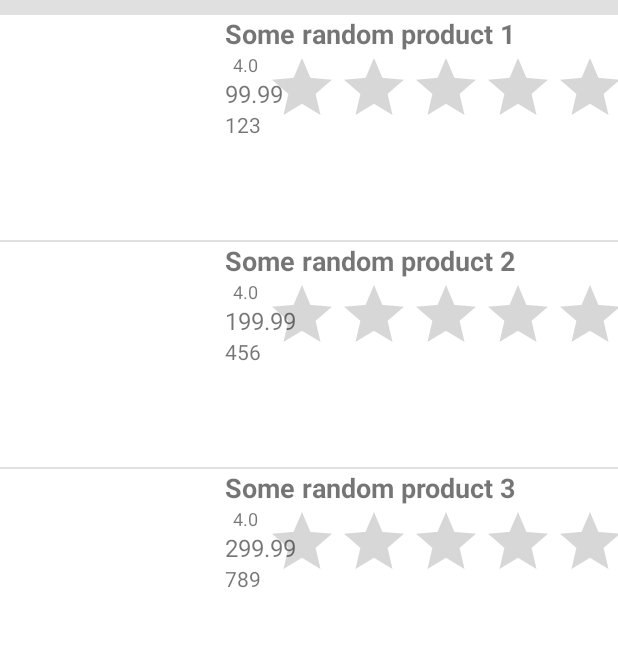
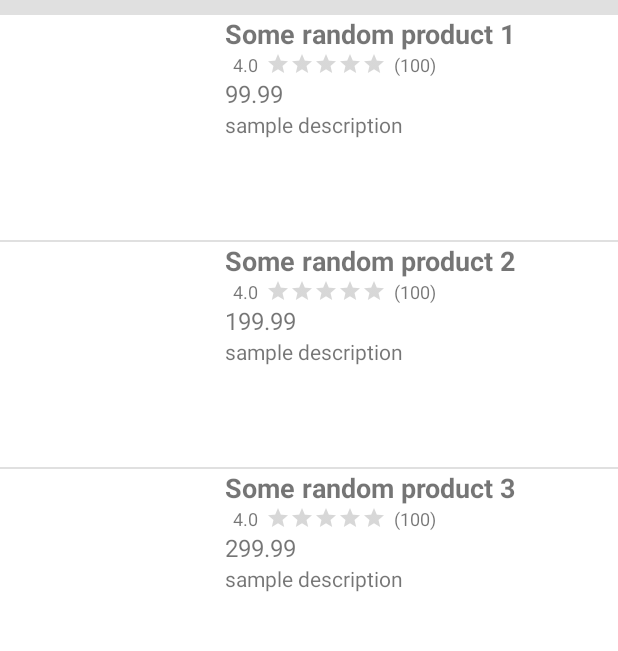
Before and after one commit to nilaymitash/ProductListApp, an Android app: the SearchProductActivity screen opened directly, with no data from a screen before it, on a phone screen of 412 x 824 dp, the part 166-817 px from its top. Run offline under Robolectric (Android 15) with nearby library versions, the phone set to English and light mode, and no system bars.

Commit message:
final product list and product views

```diff
--- a/app/src/main/java/com/example/productlistapp/activity/SearchProductActivity.java
+++ b/app/src/main/java/com/example/productlistapp/activity/SearchProductActivity.java
@@ -36,7 +36,7 @@ public class SearchProductActivity extends AppCompatActivity {
             }
         });
 
-        ProductListAdapter adapter = new ProductListAdapter(SearchProductActivity.this, fetchProductList());
+        ProductListAdapter adapter = new ProductListAdapter(SearchProductActivity.this, populateDemoProductList());
         mProductListView.setAdapter(adapter);
         mProductListView.setOnItemClickListener(new AdapterView.OnItemClickListener() {
             @Override
@@ -50,23 +50,26 @@ public class SearchProductActivity extends AppCompatActivity {
         });
     }
 
-    private ArrayList<Product> fetchProductList() {
+    private ArrayList<Product> populateDemoProductList() {
         ArrayList<Product> productList = new ArrayList<>();
 
         Product p1 = new Product();
         p1.setSku(123L);
-        p1.setItem_title("Some random product 1");
-        p1.setRetail_price(new BigDecimal("99.99"));
+        p1.setTitle("Some random product 1");
+        p1.setPrice(new BigDecimal("99.99"));
+        p1.setDescription("sample description");
 
         Product p2 = new Product();
         p2.setSku(456L);
-        p2.setItem_title("Some random product 2");
-        p2.setRetail_price(new BigDecimal("199.99"));
+        p2.setTitle("Some random product 2");
+        p2.setPrice(new BigDecimal("199.99"));
+        p2.setDescription("sample description");
 
         Product p3 = new Product();
         p3.setSku(789L);
-        p3.setItem_title("Some random product 3");
-        p3.setRetail_price(new BigDecimal("299.99"));
+        p3.setTitle("Some random product 3");
+        p3.setPrice(new BigDecimal("299.99"));
+        p3.setDescription("sample description");
 
         productList.add(p1);
         productList.add(p2);
--- a/app/src/main/java/com/example/productlistapp/model/Product.java
+++ b/app/src/main/java/com/example/productlistapp/model/Product.java
@@ -3,29 +3,16 @@ package com.example.productlistapp.model;
 import java.io.Serializable;
 import java.math.BigDecimal;
 import java.util.ArrayList;
+import java.util.List;
 
 public class Product implements Serializable {
 
     private long sku;
-    private String item_title;
-    private String primary_image;
-    private BigDecimal retail_price;
-    private ArrayList<String> fun_tags;
-    private ArrayList<String> item_characteristics;
-    private Feedback feedback;
-
-    public Product(long sku, String item_title, String primary_image, BigDecimal retail_price, ArrayList<String> fun_tags, ArrayList<String> item_characteristics, Feedback feedback) {
-        this.sku = sku;
-        this.item_title = item_title;
-        this.primary_image = primary_image;
-        this.retail_price = retail_price;
-        this.fun_tags = fun_tags;
-        this.item_characteristics = item_characteristics;
-        this.feedback = feedback;
-    }
-
-    public Product() {
-    }
+    private String title;
+    private String imgSrc;
+    private BigDecimal price;
+    private String description;
+    private List<Feedback> feedback;
 
     public long getSku() {
         return sku;
@@ -35,51 +22,43 @@ public class Product implements Serializable {
         this.sku = sku;
     }
 
-    public String getItem_title() {
-        return item_title;
+    public String getTitle() {
+        return title;
     }
 
-    public void setItem_title(String item_title) {
-        this.item_title = item_title;
+    public void setTitle(String title) {
+        this.title = title;
     }
 
-    public String getPrimary_image() {
-        return primary_image;
+    public String getImgSrc() {
+        return imgSrc;
     }
 
-    public void setPrimary_image(String primary_image) {
-        this.primary_image = primary_image;
+    public void setImgSrc(String imgSrc) {
+        this.imgSrc = imgSrc;
     }
 
-    public BigDecimal getRetail_price() {
-        return retail_price;
+    public BigDecimal getPrice() {
+        return price;
     }
 
-    public void setRetail_price(BigDecimal retail_price) {
-        this.retail_price = retail_price;
+    public void setPrice(BigDecimal price) {
+        this.price = price;
     }
 
-    public ArrayList<String> getFun_tags() {
-        return fun_tags;
+    public String getDescription() {
+        return description;
     }
 
-    public void setFun_tags(ArrayList<String> fun_tags) {
-        this.fun_tags = fun_tags;
+    public void setDescription(String description) {
+        this.description = description;
     }
 
-    public ArrayList<String> getItem_characteristics() {
-        return item_characteristics;
-    }
-
-    public void setItem_characteristics(ArrayList<String> item_characteristics) {
-        this.item_characteristics = item_characteristics;
-    }
-
-    public Feedback getFeedback() {
+    public List<Feedback> getFeedback() {
         return feedback;
     }
 
-    public void setFeedback(Feedback feedback) {
+    public void setFeedback(List<Feedback> feedback) {
         this.feedback = feedback;
     }
 }
--- a/app/src/main/java/com/example/productlistapp/model/ProductListAdapter.java
+++ b/app/src/main/java/com/example/productlistapp/model/ProductListAdapter.java
@@ -33,9 +33,9 @@ public class ProductListAdapter extends ArrayAdapter<Product> {
         TextView mTextViewPrice = convertView.findViewById(R.id.product_price);
         TextView mTextViewDescription = convertView.findViewById(R.id.product_description);
 
-        mTextViewName.setText(String.valueOf(product.getItem_title()));
-        mTextViewPrice.setText(String.valueOf(product.getRetail_price()));
-        mTextViewDescription.setText(String.valueOf(product.getSku()));
+        mTextViewName.setText(String.valueOf(product.getTitle()));
+        mTextViewPrice.setText(String.valueOf(product.getPrice()));
+        mTextViewDescription.setText(String.valueOf(product.getDescription()));
 
         return convertView;
     }
--- a/app/src/main/res/layout/product_list_item.xml
+++ b/app/src/main/res/layout/product_list_item.xml
@@ -10,10 +10,15 @@
         android:layout_width="150dp"
         android:layout_height="150dp"/>
 
+    <RelativeLayout
+        xmlns:android="http://schemas.android.com/apk/res/android"
+        android:layout_width="wrap_content"
+        android:layout_height="wrap_content"
+        android:layout_toRightOf="@+id/product_img_holder">
+
         <TextView
             android:id="@+id/product_title"
             android:text="Title goes here"
-        android:layout_toRightOf="@+id/product_img_holder"
             android:layout_width="wrap_content"
             android:layout_height="wrap_content"
             android:textSize="18sp"
@@ -25,7 +30,6 @@
             android:layout_width="wrap_content"
             android:layout_height="wrap_content"
             android:layout_below="@+id/product_title"
-        android:layout_toRightOf="@id/product_img_holder"
             android:textSize="12sp"
             android:paddingLeft="5dp"
             android:paddingRight="5dp"/>
@@ -38,7 +42,7 @@
             android:layout_height="wrap_content"
             android:numStars="5"
             android:isIndicator="true"
-        android:style="?android:attr/ratingBarStyleSmall"/>
+            style="?android:attr/ratingBarStyleSmall"/>
 
         <TextView
             android:id="@+id/num_of_ratings"
@@ -57,15 +61,14 @@
             android:layout_width="wrap_content"
             android:layout_height="wrap_content"
             android:layout_below="@+id/product_rating"
-        android:layout_toRightOf="@id/product_img_holder"
             android:textSize="16sp"/>
 
         <TextView
             android:id="@+id/product_description"
             android:text="Truncated description..."
             android:layout_below="@+id/product_price"
-        android:layout_toRightOf="@id/product_img_holder"
             android:layout_width="wrap_content"
             android:layout_height="wrap_content"
             android:textSize="14sp"/>
     </RelativeLayout>
+</RelativeLayout>
```
Also changed, not shown: app/src/main/java/com/example/productlistapp/activity/ProductActivity.java (+5 -5 lines), app/src/main/java/com/example/productlistapp/model/Feedback.java (+8 -8 lines), app/src/main/res/layout/activity_product.xml (+44 -16 lines). Lines whose indentation alone changed are shown as unchanged.
